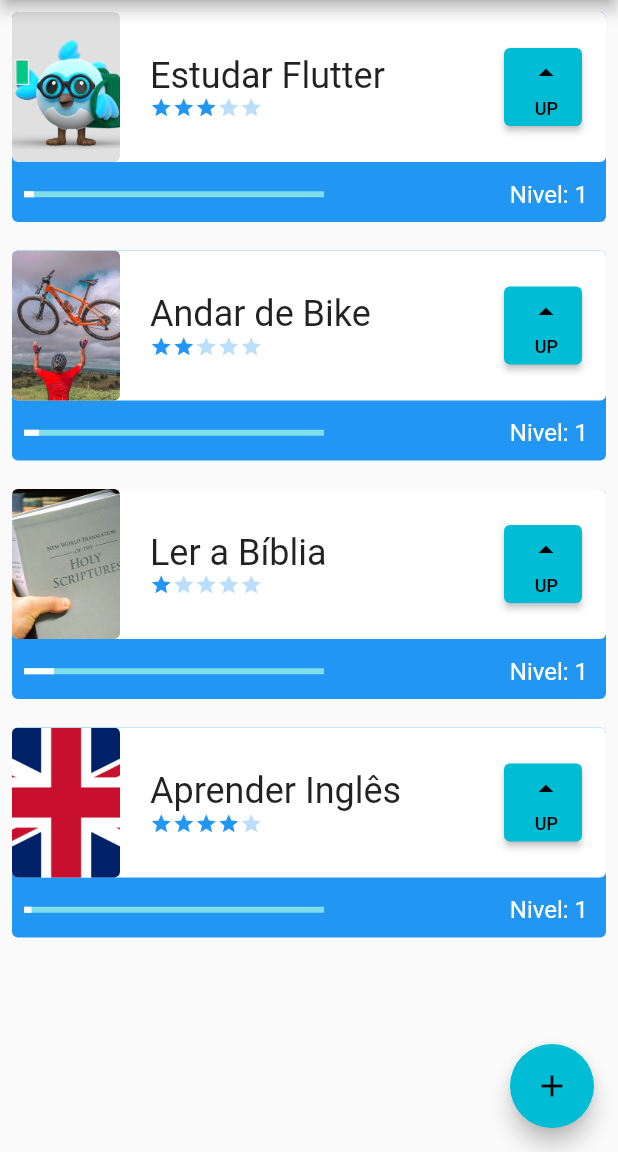
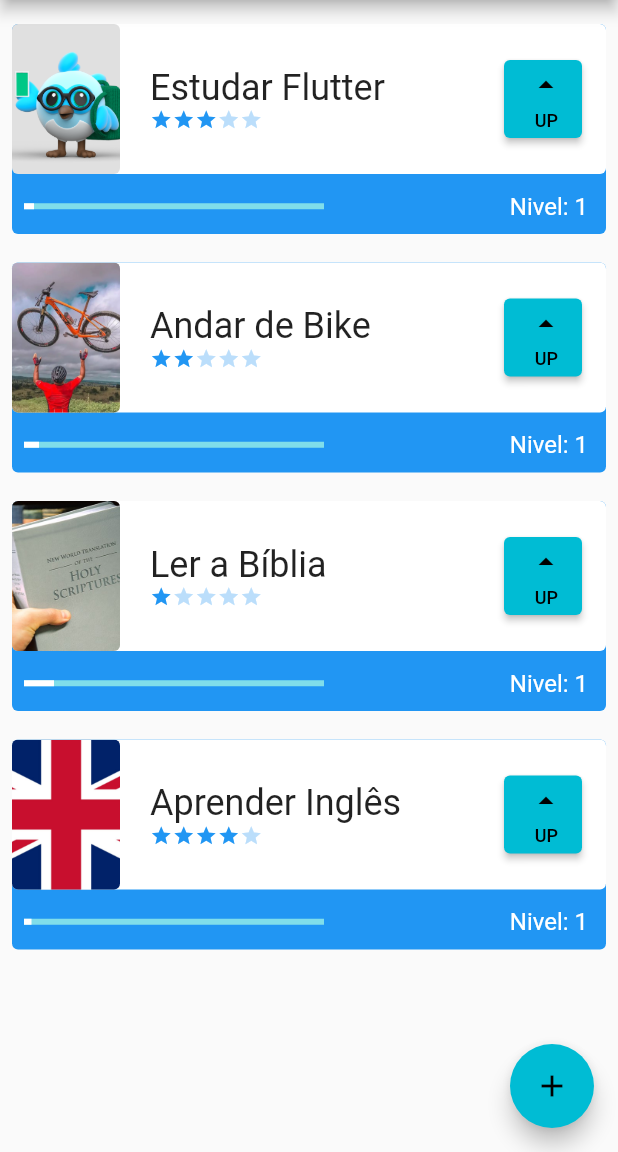
Before and after one commit to victorb26/flutter-app-project, a Flutter app: the screen it shows after launch, on a phone screen of 412 x 824 dp, the part 84-1236 px from its top. Run offline on Flutter 3.47's test engine with Material 2 defaults, Android fonts, the light colour scheme and no system bars.

Commit message:
fix: remove image bugs, insert new EdgeInsets,

```diff
--- a/lib/components/tasks.dart
+++ b/lib/components/tasks.dart
@@ -16,6 +16,13 @@ class Tasks extends StatefulWidget {
 
 class _TasksState extends State<Tasks> {
   int level = 1;
+
+  bool assetOrNetwork(){
+    if(widget.foto.contains('http')){
+      return false;
+    }
+    return true;
+  }
 
   void levelUp() {
     setState(() {
@@ -55,14 +62,14 @@ class _TasksState extends State<Tasks> {
                           borderRadius: BorderRadius.circular(4),
                           color: Colors.black12,
                         ),
+                        width: 72,
+                        height: 100,
                         child: ClipRRect(
                           borderRadius: BorderRadius.circular(4),
-                          child: Image.asset(
+                          child: assetOrNetwork() ? Image.asset(
                             widget.foto,
-                            height: 100,
-                            width: 72,
                             fit: BoxFit.cover,
-                          ),
+                          ) : Image.network(widget.foto, fit: BoxFit.cover,)
                         ),
                       ),
                       Column(
--- a/lib/screens/tela_inicial.dart
+++ b/lib/screens/tela_inicial.dart
@@ -22,6 +22,7 @@ class _InitialScreenState extends State<InitialScreen> {
       ),
       body:ListView(
             children: TaskInherited.of(context).taskList,
+        padding: EdgeInsets.only(top: 8, bottom: 70),
           ),
       floatingActionButton: FloatingActionButton(
         onPressed: () {
```
